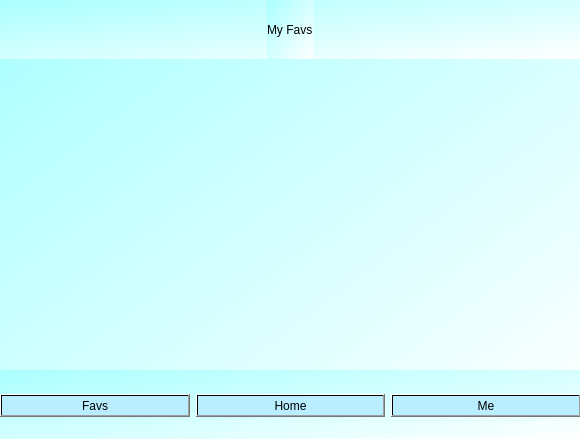
Before: the Qt Designer form favs.ui in reich03/EstructurasProyecto, drawn with Qt 5.
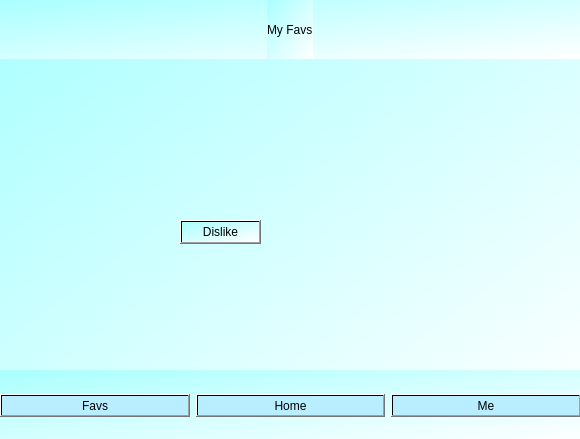
After: the same form once the commit is applied. Icons and pictures are not drawn.

Diff of the .ui file:
```diff
--- a/favs.ui
+++ b/favs.ui
@@ -96,6 +96,27 @@
     </item>
    </layout>
   </widget>
+  <widget class="QPushButton" name="dislike">
+   <property name="geometry">
+    <rect>
+     <x>180</x>
+     <y>220</y>
+     <width>81</width>
+     <height>24</height>
+    </rect>
+   </property>
+   <property name="styleSheet">
+    <string notr="true">color: qlineargradient(spread:pad, x1:0, y1:0, x2:1, y2:1, stop:1 rgba(0, 0, 0, 255));
+</string>
+   </property>
+   <property name="text">
+    <string>Dislike</string>
+   </property>
+   <property name="icon">
+    <iconset resource="icons.qrc">
+     <normaloff>:/ic/icons/x.png</normaloff>:/ic/icons/x.png</iconset>
+   </property>
+  </widget>
  </widget>
  <resources/>
  <connections/>
```
Left out of the diff: 4 changed lines with no effect on the pictures.
